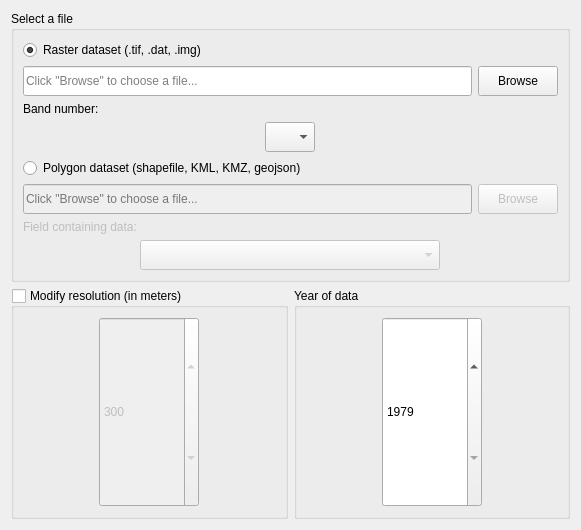
The window that LDMP/gui/WidgetDataIOImportSelectFileInput.ui (ConservationInternational/trends.earth) describes before a commit, drawn with Qt 5.
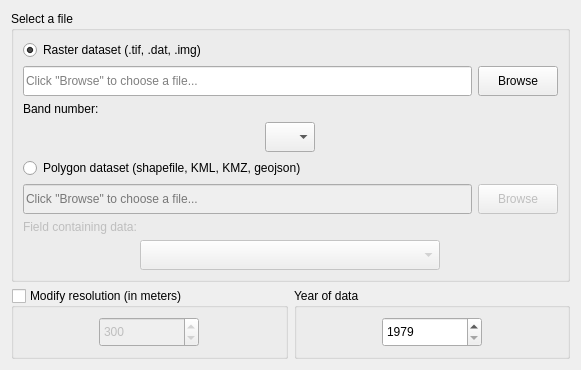
The same window after the commit.

What changed in the file:
```diff
--- a/LDMP/gui/WidgetDataIOImportSelectFileInput.ui
+++ b/LDMP/gui/WidgetDataIOImportSelectFileInput.ui
@@ -7,7 +7,7 @@
     <x>0</x>
     <y>0</y>
     <width>581</width>
-    <height>530</height>
+    <height>344</height>
    </rect>
   </property>
   <property name="windowTitle">
```
